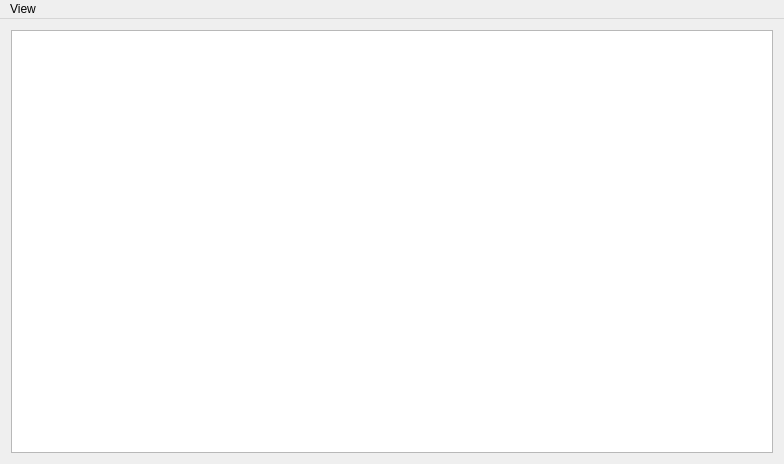
Above: application/stationlistview.ui from mikelima/quandoparte before the change. Below: the same form after it.
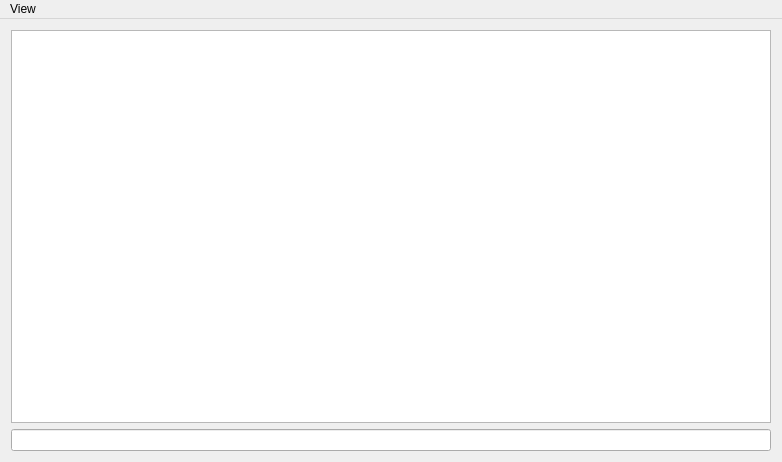
That is the form after the change.

Commit message:
Implemented Station List filtering
It is now possible to reduce filter the station list by typing
characters in the TextEdit widget at the bottom of the Station List.

What changed in the file:
```diff
--- a/application/stationlistview.ui
+++ b/application/stationlistview.ui
@@ -6,8 +6,8 @@
    <rect>
     <x>0</x>
     <y>0</y>
-    <width>784</width>
-    <height>464</height>
+    <width>782</width>
+    <height>462</height>
    </rect>
   </property>
   <property name="windowTitle">
@@ -18,6 +18,9 @@
     <item>
      <widget class="QListView" name="listView"/>
     </item>
+    <item>
+     <widget class="QLineEdit" name="filterEdit"/>
+    </item>
    </layout>
   </widget>
   <widget class="QMenuBar" name="menuBar">
@@ -25,7 +28,7 @@
     <rect>
      <x>0</x>
      <y>0</y>
-     <width>784</width>
+     <width>782</width>
      <height>25</height>
     </rect>
    </property>
```
The commit also changes 2 other files.
